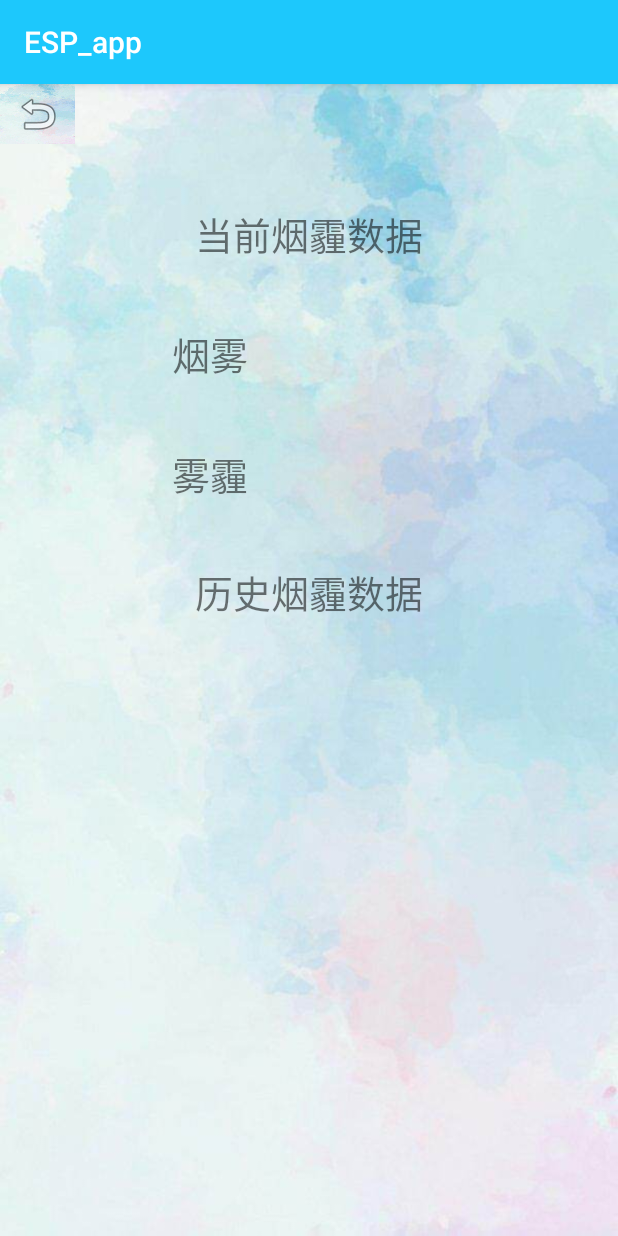
After one commit to TJUamoeba/CDP2, an Android app: the HazeActiviy screen opened directly, with no data from a screen before it, on a phone screen of 412 x 824 dp. The commit adds this screen. Run offline under Robolectric (Android 15) with nearby library versions, the phone set to English and light mode, and no system bars.

Commit message:
app's interface is completed

```diff
--- a/app/src/main/AndroidManifest.xml
+++ b/app/src/main/AndroidManifest.xml
@@ -9,7 +9,10 @@
         android:roundIcon="@mipmap/ic_launcher_round"
         android:supportsRtl="true"
         android:theme="@style/AppTheme">
-        <activity android:name=".MainActivity">
+        <activity android:name=".FireActivity"></activity>
+        <activity android:name=".HazeActiviy"></activity>
+        <activity android:name=".HumitureActivity"></activity>
+        <activity android:name=".SpinnerActicity">
             <intent-filter>
                 <action android:name="android.intent.action.MAIN" />
 
--- /dev/null
+++ b/app/src/main/java/com/example/esp_app/HazeActiviy.java
@@ -0,0 +1,26 @@
+package com.example.esp_app;
+
+import android.content.Intent;
+import android.os.Bundle;
+import android.view.View;
+import android.widget.ImageButton;
+
+import androidx.appcompat.app.AppCompatActivity;
+
+public class HazeActiviy extends AppCompatActivity {
+
+    private ImageButton but;
+    @Override
+    protected void onCreate(Bundle savedInstanceState) {
+        super.onCreate(savedInstanceState);
+        setContentView(R.layout.activity_haze);
+        but=(ImageButton)findViewById(R.id.image_haze);
+        but.setOnClickListener(new View.OnClickListener() {
+            @Override
+            public void onClick(View v) {
+                Intent intent=new Intent(HazeActiviy.this,SpinnerActicity.class);
+                startActivity(intent);
+            }
+        });
+    }
+}
--- /dev/null
+++ b/app/src/main/res/layout/activity_haze.xml
@@ -0,0 +1,79 @@
+<?xml version="1.0" encoding="utf-8"?>
+<LinearLayout
+    xmlns:android="http://schemas.android.com/apk/res/android"
+    xmlns:app="http://schemas.android.com/apk/res-auto"
+    android:orientation="vertical"
+    android:layout_width="match_parent"
+    android:layout_height="match_parent"
+    android:background="@drawable/background"
+    >
+
+    <ImageButton
+        android:id="@+id/image_haze"
+        android:layout_width="50dp"
+        android:layout_height="40dp"
+        android:background="@drawable/background"
+        app:srcCompat="@android:drawable/ic_menu_revert" />
+
+    <TextView
+        android:layout_width="200dp"
+        android:layout_height="40dp"
+        android:layout_gravity="center"
+        android:layout_marginTop="40dp"
+        android:gravity="center"
+        android:text="当前烟霾数据"
+        android:textSize="25sp"
+        ></TextView>
+    <TextView
+        android:layout_width="80dp"
+        android:layout_height="40dp"
+        android:layout_marginTop="40dp"
+        android:layout_marginLeft="100dp"
+        android:gravity="center"
+        android:text="烟雾"
+        android:textSize="25sp"
+        ></TextView>
+
+    <EditText
+        android:layout_width="100dp"
+        android:layout_height="40dp"
+        android:id="@+id/smo_txt"
+        android:layout_marginTop="-40dp"
+        android:layout_marginLeft="210dp"
+        android:background="@null"
+        android:textSize="25sp"
+        ></EditText>
+
+    <TextView
+        android:layout_width="80dp"
+        android:layout_height="40dp"
+        android:layout_marginTop="40dp"
+        android:layout_marginLeft="100dp"
+        android:gravity="center"
+        android:text="雾霾"
+        android:textSize="25sp"
+        ></TextView>
+
+    <EditText
+        android:layout_width="100dp"
+        android:layout_height="40dp"
+        android:id="@+id/haze_txt"
+        android:layout_marginTop="-41dp"
+        android:layout_marginLeft="210dp"
+        android:background="@null"
+        android:textSize="25sp"
+        ></EditText>
+
+    <TextView
+        android:layout_width="200dp"
+        android:layout_height="40dp"
+        android:layout_gravity="center"
+        android:layout_marginTop="40dp"
+        android:gravity="center"
+        android:text="历史烟霾数据"
+        android:textSize="25sp"
+        ></TextView>
+
+
+
+</LinearLayout>
--- a/app/src/main/res/values/arrays.xml
+++ b/app/src/main/res/values/arrays.xml
@@ -2,7 +2,7 @@
 <resources>
     <string-array name="functions">
         <item>数据栏▽ </item>
-        <item>温湿度数据</item>
+        <item>温湿数据</item>
         <item>烟霾数据</item>
         <item>火焰指数</item>
     </string-array>
```
Also changed, not shown: app/src/main/java/com/example/esp_app/FireActivity.java (added, +27 -0 lines), app/src/main/java/com/example/esp_app/HumitureActivity.java (added, +26 -0 lines), app/src/main/java/com/example/esp_app/SpinnerActicity.java (+27 -6 lines), app/src/main/res/layout/activity_fire_war.xml (added, +15 -0 lines), app/src/main/res/layout/activity_humiture.xml (added, +72 -0 lines), app/src/main/res/layout/activity_main.xml (+11 -10 lines).
